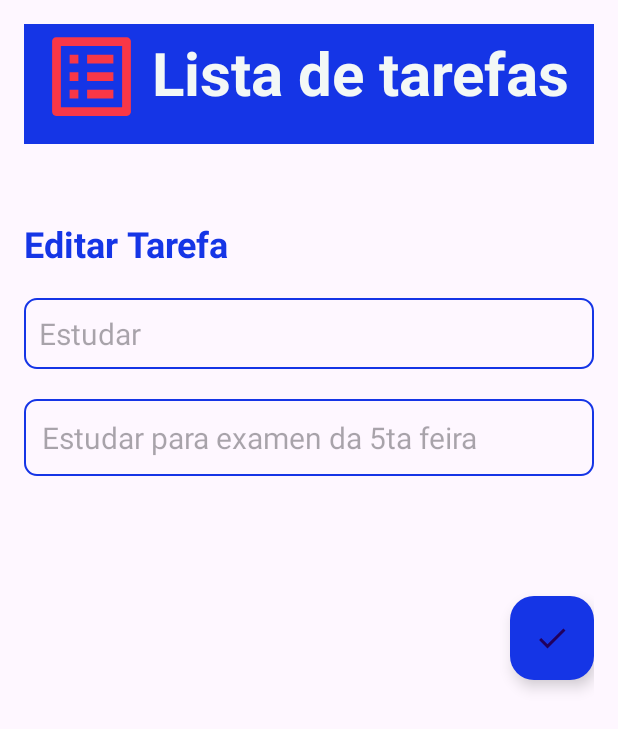
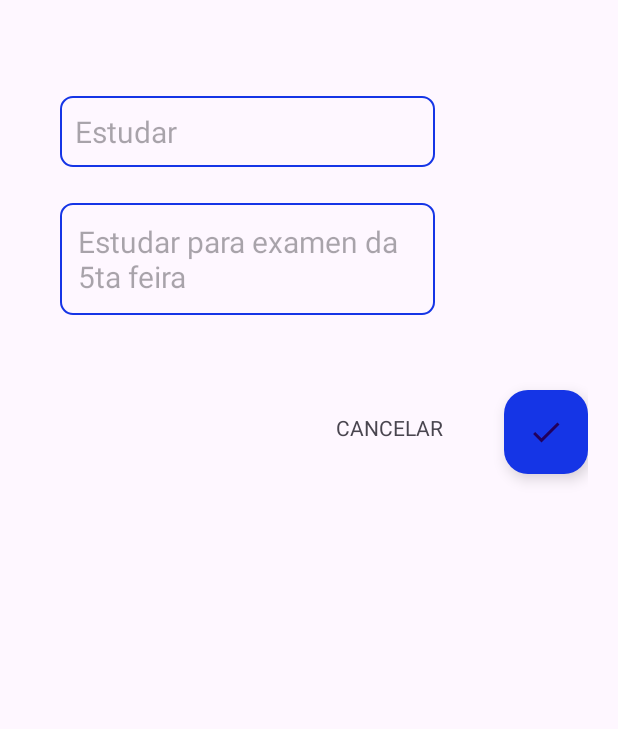
Before and after one commit to gabreucast/Projeto-To-Do-List, an Android app: the layout fragment_principal_edit.xml on its own in the app's theme, with its tools: preview values and no code run, on a phone screen of 412 x 824 dp. Shown: the top 729 px of the screen. Run offline under Robolectric (Android 15) with nearby library versions, the phone set to English and light mode, and no system bars.

Commit message:
configurar: 1.configurar MainActivityViewModel.kt 2.faer integração RecyclerView com a database 3. arrumar a vista do AlerDialog (xlm)

```diff
--- a/ProjetoToDoList/app/build.gradle.kts
+++ b/ProjetoToDoList/app/build.gradle.kts
@@ -1,7 +1,7 @@
 plugins {
     id("com.android.application")
     id("org.jetbrains.kotlin.android")
-    id("kotlin-kapt") // Para Room y otras bibliotecas con anotaciones
+    id("kotlin-kapt")
 }
 
 android {
@@ -40,6 +40,9 @@ android {
 dependencies {
     // Room Database
     implementation("androidx.room:room-runtime:2.6.1")
+    implementation("androidx.navigation:navigation-fragment:2.8.4")
+    implementation("androidx.games:games-activity:3.0.5")
+    annotationProcessor("androidx.room:room-compiler:2.6.1")
     kapt("androidx.room:room-compiler:2.6.1")
 
     // Navegación
--- a/ProjetoToDoList/app/src/main/java/model/User.kt
+++ b/ProjetoToDoList/app/src/main/java/model/ListEntity.kt
@@ -5,7 +5,7 @@ import androidx.room.Entity
 import androidx.room.PrimaryKey
 
 @Entity
-data class User(
+data class ListEntity(
     @PrimaryKey(autoGenerate = true) val id: Int = 0,
     @ColumnInfo(name = "first_name") val title: String,
     @ColumnInfo(name = "last_name") val task: String
--- a/ProjetoToDoList/app/src/main/res/layout/fragment_completedtask_list.xml
+++ b/ProjetoToDoList/app/src/main/res/layout/fragment_completedtask_list.xml
@@ -16,7 +16,7 @@
 
         <!-- Título da nota deletada -->
         <androidx.appcompat.widget.AppCompatTextView
-            android:id="@+id/titleTC"
+            android:id="@+id/titleTV"
             style="@style/DeletedNoteTitleText"
             android:text="Notas Deletadas"
             app:layout_constraintStart_toStartOf="parent"
@@ -27,7 +27,7 @@
             android:id="@+id/imageView"
             style="@style/DeletedIconImageView"
             app:layout_constraintStart_toStartOf="parent"
-            app:layout_constraintTop_toBottomOf="@id/titleTC" />
+            app:layout_constraintTop_toBottomOf="@id/titleTV" />
 
         <!-- Indicador de status "Deletada" -->
         <androidx.appcompat.widget.AppCompatTextView
@@ -43,7 +43,7 @@
             style="@style/DeletedNoteContentTextView"
             android:text="Conteúdo da nota deletada 1"
             app:layout_constraintStart_toEndOf="@id/imageView"
-            app:layout_constraintTop_toBottomOf="@id/titleTC" />
+            app:layout_constraintTop_toBottomOf="@id/titleTV" />
     </androidx.constraintlayout.widget.ConstraintLayout>
 
 </androidx.cardview.widget.CardView>
--- a/ProjetoToDoList/app/src/main/res/layout/fragment_principal_edit.xml
+++ b/ProjetoToDoList/app/src/main/res/layout/fragment_principal_edit.xml
@@ -1,68 +1,45 @@
 <?xml version="1.0" encoding="utf-8"?>
 <androidx.constraintlayout.widget.ConstraintLayout xmlns:android="http://schemas.android.com/apk/res/android"
     xmlns:app="http://schemas.android.com/apk/res-auto"
-    xmlns:tools="http://schemas.android.com/tools"
     android:layout_width="match_parent"
     android:layout_height="match_parent"
-    android:padding="16dp"
-    tools:context="ui.UpdateNoteFragment">
+    android:padding="20dp">
 
-    <!-- Fundo do Titulo e Imagem principal -->
-    <View
-        android:id="@+id/blueBackground"
-        style="@style/ViewBackground"
-        app:layout_constraintEnd_toEndOf="parent"
+
+    <!-- Campo de edição da tarefa -->
+    <androidx.appcompat.widget.AppCompatEditText
+        android:id="@+id/titleET"
+        style="@style/TaskEditText"
+        android:layout_width="250dp"
+        android:layout_marginStart="20dp"
+        android:layout_marginTop="44dp"
         app:layout_constraintStart_toStartOf="parent"
         app:layout_constraintTop_toTopOf="parent" />
 
-    <!-- Título da aplicação -->
+    <!-- Botão flutuante para salvar edições -->
+    <androidx.appcompat.widget.AppCompatEditText
+        android:id="@+id/taskET"
+        style="@style/TaskEditText2"
+        android:layout_width="250dp"
+        android:layout_marginStart="20dp"
+        android:layout_marginTop="24dp"
+        app:layout_constraintStart_toStartOf="parent"
+        app:layout_constraintTop_toBottomOf="@id/titleET" />
+
     <androidx.appcompat.widget.AppCompatTextView
-        android:id="@+id/titleTextView"
-        style="@style/TitleText"
-        android:paddingBottom="30dp"
-        android:text="@string/title"
-        android:layout_marginTop="5dp"
-        android:layout_marginStart="5dp"
-        app:layout_constraintStart_toEndOf="@+id/iconImageView"
-        app:layout_constraintTop_toTopOf="parent" />
+        android:id="@+id/cancel"
+        android:layout_width="wrap_content"
+        android:layout_height="wrap_content"
+        android:layout_marginTop="65dp"
+        android:layout_marginEnd="96dp"
+        android:text="@string/cancel"
+        app:layout_constraintEnd_toEndOf="parent"
+        app:layout_constraintTop_toBottomOf="@id/taskET"/>
 
-    <!-- Image do App -->
-    <androidx.appcompat.widget.AppCompatImageView
-        android:id="@+id/iconImageView"
-        style="@style/ImageTitulo"
-        android:src="@drawable/baseline_list_alt_24"
-        android:layout_marginStart="10dp"
-        app:layout_constraintStart_toStartOf="@+id/blueBackground"
-        app:layout_constraintTop_toTopOf="parent"/>
-
-    <!-- Título da tarefa -->
-    <androidx.appcompat.widget.AppCompatTextView
-        android:id="@+id/addtaskEditText"
-        style="@style/TaskTitleText"
-        android:text="@string/editTask"
-        android:layout_marginTop="50dp"
-        app:layout_constraintStart_toStartOf="parent"
-        app:layout_constraintTop_toBottomOf="@+id/blueBackground" />
-
-    <!-- Campo de edição da tarefa -->
-    <androidx.appcompat.widget.AppCompatEditText
-        android:id="@+id/titleTV"
-        style="@style/TaskEditText"
-        app:layout_constraintStart_toStartOf="parent"
-        app:layout_constraintTop_toBottomOf="@id/addtaskEditText" />
-
-    <!-- Campo de edição da tarefa -->
-    <androidx.appcompat.widget.AppCompatEditText
-        android:id="@+id/taskTV"
-        style="@style/TaskEditText2"
-        app:layout_constraintStart_toStartOf="parent"
-        app:layout_constraintTop_toBottomOf="@id/titleTV" />
-
-    <!-- Botão flutuante para salvar edições -->
     <com.google.android.material.floatingactionbutton.FloatingActionButton
         android:id="@+id/editNoteFab"
         style="@style/EditNoteFab"
         app:layout_constraintEnd_toEndOf="parent"
-        app:layout_constraintTop_toBottomOf="@id/taskTV" />
+        app:layout_constraintTop_toBottomOf="@id/taskET" />
 
 </androidx.constraintlayout.widget.ConstraintLayout>
--- a/ProjetoToDoList/app/src/main/res/values/strings.xml
+++ b/ProjetoToDoList/app/src/main/res/values/strings.xml
@@ -38,4 +38,5 @@
 
     <!-- Botão para editar a tarefa -->
     <string name="buttonEditTask">Botão de editar tarefa</string>
+    <string name="cancel">CANCELAR</string>
 </resources>
--- a/ProjetoToDoList/app/src/main/res/values/styles.xml
+++ b/ProjetoToDoList/app/src/main/res/values/styles.xml
@@ -114,7 +114,7 @@
     <style name="EditNoteFab">
         <item name="android:layout_width">wrap_content</item>
         <item name="android:layout_height">wrap_content</item>
-        <item name="android:layout_marginTop">80dp</item>
+        <item name="android:layout_marginTop">50dp</item>
         <item name="android:backgroundTint">@color/addButton</item>
         <item name="android:contentDescription">@string/saveButton</item>
         <item name="android:src">@drawable/baseline_done_24</item>
```
Also changed, not shown: ProjetoToDoList/app/src/main/java/com/gabreucast/projetotodolist/Fragmets/fragment_principal_edit.kt (+12 -5 lines), ProjetoToDoList/app/src/main/java/db/AppDatabase.kt (+5 -3 lines), ProjetoToDoList/app/src/main/java/db/ListDao.kt (+14 -8 lines), ProjetoToDoList/app/src/main/java/ui/MainActivity.kt (+20 -11 lines), ProjetoToDoList/app/src/main/java/ui/MainActivityViewModel.kt (added, +55 -0 lines), ProjetoToDoList/app/src/main/java/ui/TaskAdapter.kt (+18 -12 lines), ProjetoToDoList/app/src/main/java/ui/UpdateNoteFragment.java (deleted, +0 -8 lines), ProjetoToDoList/app/src/main/res/layout/activity_main.xml (+1 -12 lines), ProjetoToDoList/app/src/main/res/navigation/nav_graph.xml (+12 -19 lines), 2 other files.
